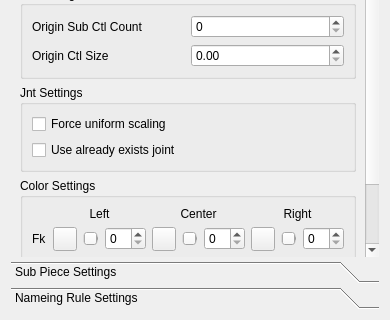
This is scripts/domino_edition/box/assembly_01/settings_ui.ui in chowooseoung/domino as Qt 5 draws it before an edit; both pictures show x 0 to 390 and y 289 to 609 of the 390 by 609 pixel window. The edited form follows.
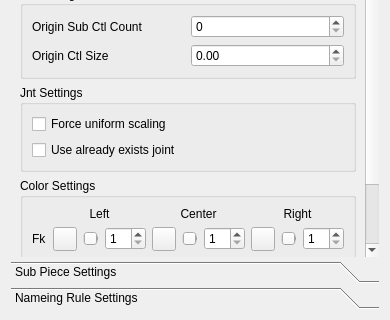
This is the edited form.

Commit message: #19 ui 수정.

What changed in the file:
```diff
--- a/scripts/domino_edition/box/assembly_01/settings_ui.ui
+++ b/scripts/domino_edition/box/assembly_01/settings_ui.ui
@@ -376,6 +376,9 @@
               <verstretch>0</verstretch>
              </sizepolicy>
             </property>
+            <property name="minimum">
+             <number>1</number>
+            </property>
             <property name="maximum">
              <number>31</number>
             </property>
@@ -409,6 +412,9 @@
               <verstretch>0</verstretch>
              </sizepolicy>
             </property>
+            <property name="minimum">
+             <number>1</number>
+            </property>
             <property name="maximum">
              <number>31</number>
             </property>
@@ -537,6 +543,9 @@
               <verstretch>0</verstretch>
              </sizepolicy>
             </property>
+            <property name="minimum">
+             <number>1</number>
+            </property>
             <property name="maximum">
              <number>31</number>
             </property>
```
Left out of the diff: 17 changed lines with no effect on the pictures. The commit also changes 3 other files.
